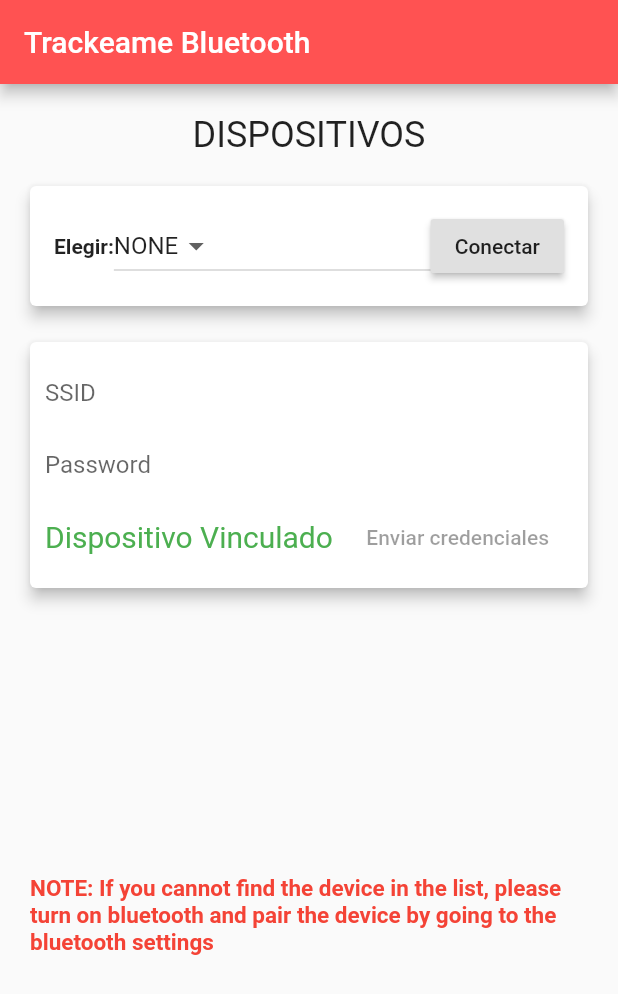
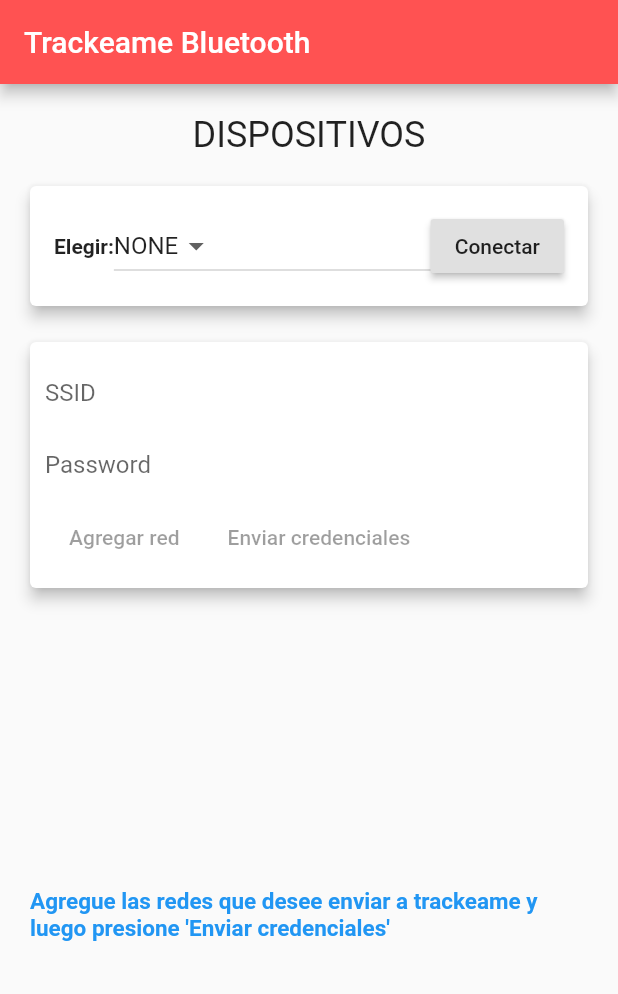
Before and after one commit to joacomf/trackeame_mobile, a Flutter app: the screen it shows after launch, on a phone screen of 412 x 824 dp. Shown: the top 994 px of the screen. Run offline on Flutter 3.47's test engine with Material 2 defaults, Android fonts, the phone set to English and light mode, and no system bars; our stand-ins replace flutter_bluetooth_serial.

Commit message:
Agrega informacion de uso de la aplicacion y formatea el codigo

```diff
--- a/lib/main.dart
+++ b/lib/main.dart
@@ -26,6 +26,7 @@ class BluetoothWidget extends StatefulWidget {
 class _BluetoothWidgetState extends State<BluetoothWidget> {
   TextEditingController ssidController = new TextEditingController();
   TextEditingController passwordController = new TextEditingController();
+  String credentialsToSend = "";
   final GlobalKey<ScaffoldState> _scaffoldKey = new GlobalKey<ScaffoldState>();
 
   // Get the instance of the bluetooth
@@ -97,8 +98,7 @@ class _BluetoothWidgetState extends State<BluetoothWidget> {
           title: Text("Trackeame Bluetooth"),
           backgroundColor: Colors.redAccent,
         ),
-        body:
-        Container(
+        body: Container(
           // Defining a Column containing FOUR main Widgets wrapped with some padding:
           // 1. Text
           // 2. Row
@@ -182,21 +182,17 @@ class _BluetoothWidgetState extends State<BluetoothWidget> {
                               child: TextField(
                                 controller: passwordController,
                                 decoration: InputDecoration(
-                                    border: InputBorder.none, hintText: 'Password'),
+                                    border: InputBorder.none,
+                                    hintText: 'Password'),
                               ),
                             ),
                           ],
                         ),
                         Row(
                           children: <Widget>[
-                            Expanded(
-                              child: Text(
-                                "Dispositivo Vinculado",
-                                style: TextStyle(
-                                  fontSize: 20,
-                                  color: Colors.green,
-                                ),
-                              ),
+                            FlatButton(
+                              onPressed: _connected ? _addCredentials : null,
+                              child: Text("Agregar red"),
                             ),
                             FlatButton(
                               onPressed: _connected
@@ -216,13 +212,12 @@ class _BluetoothWidgetState extends State<BluetoothWidget> {
                   padding: const EdgeInsets.all(20),
                   child: Center(
                     child: Text(
-                      "NOTE: If you cannot find the device in the list, "
-                      "please turn on bluetooth and pair the device by "
-                      "going to the bluetooth settings",
+                      "Agregue las redes que desee enviar a trackeame y luego"
+                      " presione 'Enviar credenciales'",
                       style: TextStyle(
                           fontSize: 15,
                           fontWeight: FontWeight.bold,
-                          color: Colors.red),
+                          color: Colors.blue),
                     ),
                   ),
                 ),
@@ -276,6 +271,20 @@ class _BluetoothWidgetState extends State<BluetoothWidget> {
     setState(() => _pressed = true);
   }
 
+  void _addCredentials() {
+    if (ssidController.text != "") {
+      credentialsToSend +=
+          ssidController.text + ',' + passwordController.text + ';';
+      show('Credenciales de ' +
+          ssidController.text +
+          ' agregadas satifactoriamente');
+    } else {
+      show('El campo SSID no puede estar en blanco');
+    }
+    ssidController.clear();
+    passwordController.clear();
+  }
+
   // Method to show a Snackbar,
   // taking message as the text
   Future show(
@@ -298,12 +307,9 @@ class _BluetoothWidgetState extends State<BluetoothWidget> {
   void _sendCredentialsToBluetooth() {
     bluetooth.isConnected.then((isConnected) {
       if (isConnected) {
-        bluetooth.write(ssidController.text + ',' + passwordController.text + ';\r');
-        //bluetooth.write(
-         //   "Biblioteca II,universidad;Biblioteca Untref,universidad;\r");
-        //show('Device Turned On');
-        //show(testController.text);
-        show('Credenciales enviadas');
+        bluetooth.write(credentialsToSend + '\r');
+        credentialsToSend = "";
+        show("Credenciales enviadas satisfactoriamente");
       }
     });
   }
```
